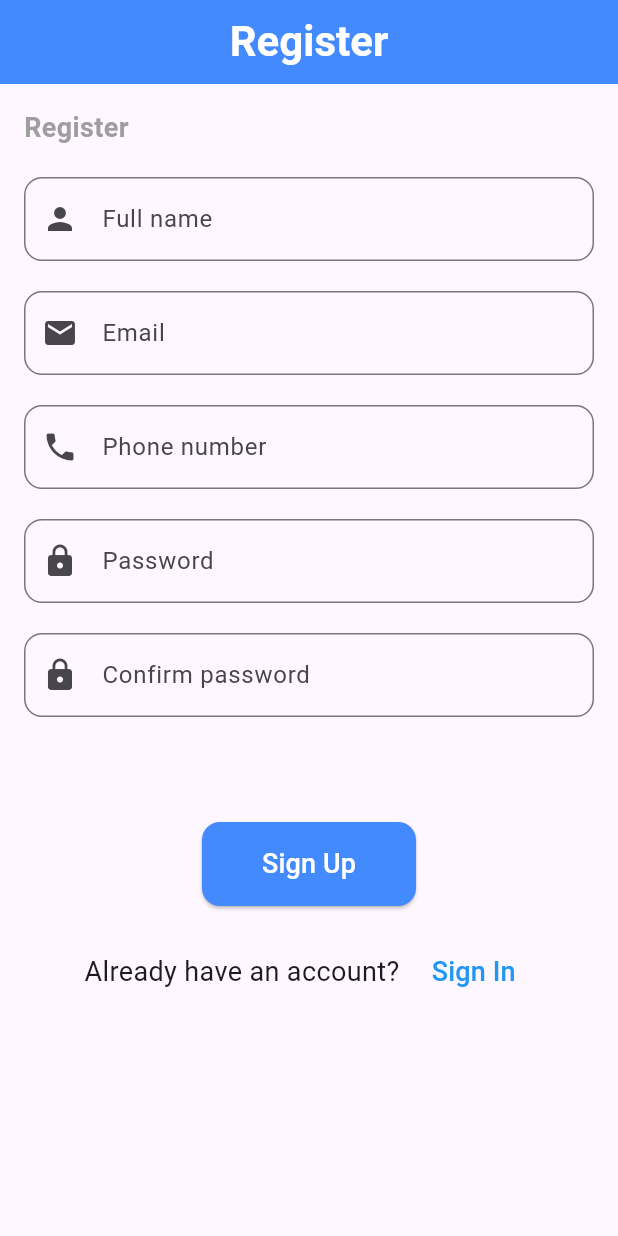
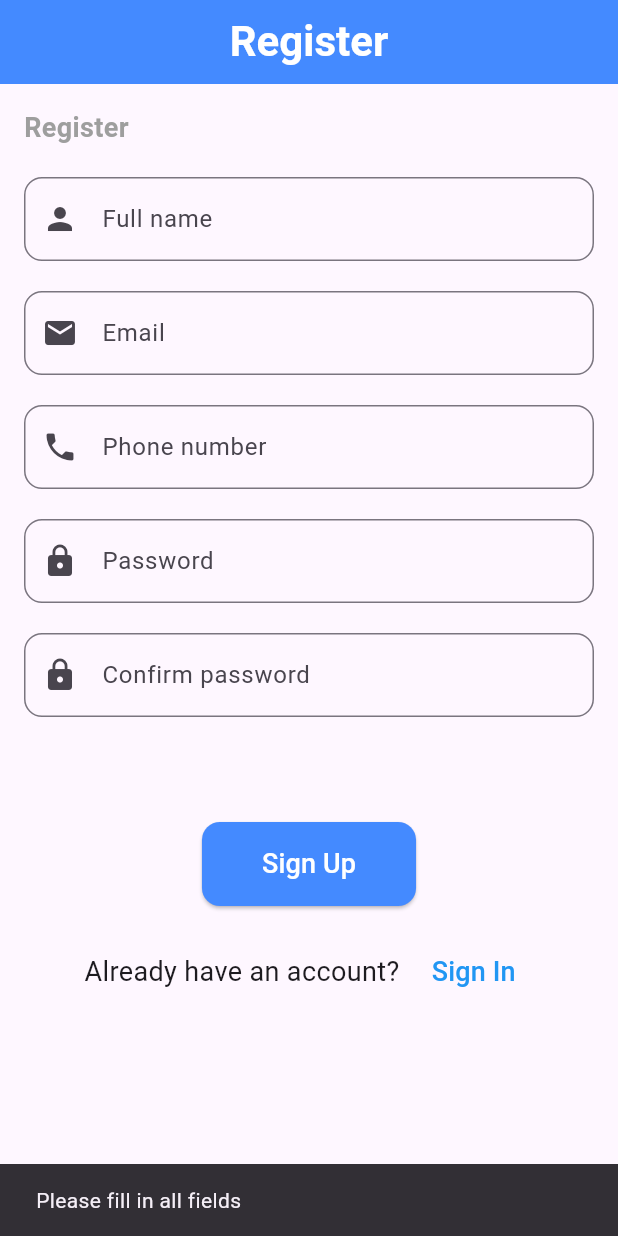
Before and after one commit to eraly94/muras_kitepkanasy, a Flutter app: the screen it shows after launch, after a tap on "Sign Up", on a phone screen of 412 x 824 dp. Run offline on Flutter 3.47's test engine with Material 3 defaults, Android fonts, the phone set to English and light mode, and no system bars; our stand-ins replace shared_preferences.

Commit message:
sign up finished

```diff
--- a/lib/main.dart
+++ b/lib/main.dart
@@ -1,4 +1,6 @@
 import 'package:flutter/material.dart';
+import 'package:muras_kitepkanasy/pages/book_list_page.dart';
+import 'package:muras_kitepkanasy/pages/my_home_page.dart';
 import 'package:muras_kitepkanasy/pages/sign_up_page.dart';
 
 void main() {
@@ -17,8 +19,9 @@ class MyApp extends StatelessWidget {
         colorScheme: ColorScheme.fromSeed(seedColor: Colors.deepPurple),
         useMaterial3: true,
       ),
-      //home: const MyHomePage(),
+      // home:  const MyHomePage(),
       home: const SignUpScreen(),
+      // home:  BookListPage(),
     );
   }
 }
--- a/lib/pages/sign_up_page.dart
+++ b/lib/pages/sign_up_page.dart
@@ -1,6 +1,7 @@
 import 'package:flutter/material.dart';
 import 'package:muras_kitepkanasy/constants/app_text_styles.dart';
 import 'package:muras_kitepkanasy/pages/book_list_page.dart';
+import 'package:shared_preferences/shared_preferences.dart';
 
 class SignUpScreen extends StatefulWidget {
   const SignUpScreen({super.key});
@@ -16,6 +17,59 @@ class _SignUpScreenState extends State<SignUpScreen> {
   final TextEditingController _passwordController = TextEditingController();
   final TextEditingController _confirmPasswordController =
       TextEditingController();
+
+  Future<void> _userRegister() async{
+    final String name= _nameController.text;
+    final String email = _emailController.text;
+    final String phone = _phoneController.text;
+    final String password = _passwordController.text;
+    final String confirmPassword  =_confirmPasswordController.text;
+
+
+    if (name.isEmpty || email.isEmpty || phone.isEmpty|| password.isEmpty|| confirmPassword.isEmpty) {
+      _showSnackBar('Please fill in all fields');
+      return;}
+
+
+     if (password!=confirmPassword) {
+       _showSnackBar('Password dont match');
+       return;
+     }
+
+     try { SharedPreferences prefs = await SharedPreferences.getInstance();
+     await prefs.setString('name', name);
+     await prefs.setString('email', email);
+     await prefs.setString('phone', phone);
+     await prefs.setString('password', password);
+
+      _showSnackBar('Registration is successful!!!');
+
+       Navigator.pushReplacement(
+        context,
+        MaterialPageRoute(builder: (context) => BookListPage()));
+
+     } catch (e) {
+       _showSnackBar('Error saving data $e');
+     }
+
+  }
+
+  void _showSnackBar(String message) {
+    ScaffoldMessenger.of(context).showSnackBar(
+      SnackBar(content: Text(message)),
+    );
+  }
+
+   @override
+  void dispose() {
+    _nameController.dispose();
+    _emailController.dispose();
+    _phoneController.dispose();
+    _passwordController.dispose();
+    _confirmPasswordController.dispose();
+    super.dispose();
+  }
+
 
   @override
   Widget build(BuildContext context) {
@@ -63,7 +117,7 @@ class _SignUpScreenState extends State<SignUpScreen> {
               Center(
                 child: ElevatedButton(
                   onPressed: () {
-                    //  Navigator.push(context, MaterialPageRoute(builder: (context)=> SignInPage(),));
+                   _userRegister();
                   },
                   style: ElevatedButton.styleFrom(
                     backgroundColor: Colors.blueAccent,
@@ -93,7 +147,7 @@ class _SignUpScreenState extends State<SignUpScreen> {
                   TextButton(
                     onPressed: () {
                     Navigator.push(context, MaterialPageRoute(builder: (context)=> BookListPage(),));
-
+                                                          // SignInPage();
                     },
                     child:  Text(
                       ' Sign In',
--- a/pubspec.yaml
+++ b/pubspec.yaml
@@ -35,6 +35,7 @@ dependencies:
   # The following adds the Cupertino Icons font to your application.
   # Use with the CupertinoIcons class for iOS style icons.
   cupertino_icons: ^1.0.6
+  shared_preferences: ^2.3.3
 
 dev_dependencies:
   flutter_test:
```
Also changed, not shown: pubspec.lock, 1 other file.
